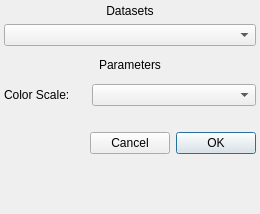
Old version of the form glue_vispy_viewers/scatter/segmentation_tool.ui in the repository Carifio24/glue-vispy-viewers.
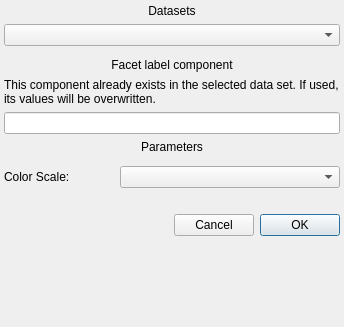
New version of the form. Custom widgets are drawn as their Qt base class.

Commit message: Add option to name facet label component. Adjustments to dialog UI.

The edit to the form file:
```diff
--- a/glue_vispy_viewers/scatter/segmentation_tool.ui
+++ b/glue_vispy_viewers/scatter/segmentation_tool.ui
@@ -6,8 +6,8 @@
    <rect>
     <x>0</x>
     <y>0</y>
-    <width>260</width>
-    <height>214</height>
+    <width>344</width>
+    <height>327</height>
    </rect>
   </property>
   <property name="sizePolicy">
@@ -35,11 +35,21 @@
    <property name="bottomMargin">
     <number>4</number>
    </property>
-   <item row="2" column="0">
-    <layout class="QHBoxLayout" name="horizontalLayout_5"/>
-   </item>
-   <item row="5" column="0">
-    <layout class="QFormLayout" name="form_layout"/>
+   <item row="0" column="0" colspan="2">
+    <widget class="QLabel" name="datasets_label">
+     <property name="sizePolicy">
+      <sizepolicy hsizetype="Preferred" vsizetype="Minimum">
+       <horstretch>0</horstretch>
+       <verstretch>0</verstretch>
+      </sizepolicy>
+     </property>
+     <property name="text">
+      <string>Datasets</string>
+     </property>
+     <property name="alignment">
+      <set>Qt::AlignCenter</set>
+     </property>
+    </widget>
    </item>
    <item row="1" column="0" colspan="2">
     <widget class="QComboBox" name="combosel_data">
@@ -48,23 +58,43 @@
      </property>
     </widget>
    </item>
-   <item row="0" column="0" colspan="2">
-    <widget class="QLabel" name="datasets_label">
-     <property name="sizePolicy">
-      <sizepolicy hsizetype="Preferred" vsizetype="Minimum">
-       <horstretch>0</horstretch>
-       <verstretch>0</verstretch>
-      </sizepolicy>
-     </property>
-     <property name="text">
-      <string>Datasets</string>
-     </property>
-     <property name="alignment">
-      <set>Qt::AlignCenter</set>
-     </property>
-    </widget>
+   <item row="2" column="0">
+    <layout class="QHBoxLayout" name="horizontalLayout_5"/>
    </item>
    <item row="3" column="0" colspan="2">
+    <widget class="QLabel" name="component_label">
+     <property name="text">
+      <string>Facet label component</string>
+     </property>
+     <property name="alignment">
+      <set>Qt::AlignCenter</set>
+     </property>
+    </widget>
+   </item>
+   <item row="4" column="0" colspan="2">
+    <widget class="QLabel" name="component_warning_label">
+     <property name="enabled">
+      <bool>true</bool>
+     </property>
+     <property name="text">
+      <string>This component already exists in the selected data set.
+If used, its values will be overwritten.</string>
+     </property>
+     <property name="textFormat">
+      <enum>Qt::RichText</enum>
+     </property>
+     <property name="alignment">
+      <set>Qt::AlignLeading|Qt::AlignLeft|Qt::AlignVCenter</set>
+     </property>
+     <property name="wordWrap">
+      <bool>true</bool>
+     </property>
+    </widget>
+   </item>
+   <item row="5" column="0" colspan="2">
+    <widget class="QLineEdit" name="text_component"/>
+   </item>
+   <item row="6" column="0" colspan="2">
     <widget class="QLabel" name="parameters_label">
      <property name="sizePolicy">
       <sizepolicy hsizetype="Preferred" vsizetype="Minimum">
@@ -83,7 +113,10 @@
      </property>
     </widget>
    </item>
-   <item row="8" column="0" colspan="2">
+   <item row="8" column="0">
+    <layout class="QFormLayout" name="form_layout"/>
+   </item>
+   <item row="11" column="0" colspan="2">
     <layout class="QHBoxLayout" name="horizontalLayout" stretch="2,4">
      <item>
       <widget class="QLabel" name="label_2">
@@ -101,7 +134,7 @@
      </item>
     </layout>
    </item>
-   <item row="9" column="0">
+   <item row="12" column="0" colspan="2">
     <widget class="QLabel" name="error_label">
      <property name="sizePolicy">
       <sizepolicy hsizetype="Preferred" vsizetype="Minimum">
@@ -115,9 +148,12 @@
      <property name="textFormat">
       <enum>Qt::RichText</enum>
      </property>
+     <property name="wordWrap">
+      <bool>true</bool>
+     </property>
     </widget>
    </item>
-   <item row="10" column="0" colspan="2">
+   <item row="13" column="0" colspan="2">
     <layout class="QHBoxLayout" name="horizontalLayout_6">
      <item>
       <spacer name="horizontalSpacer">
```
The commit also changes 2 other files.
